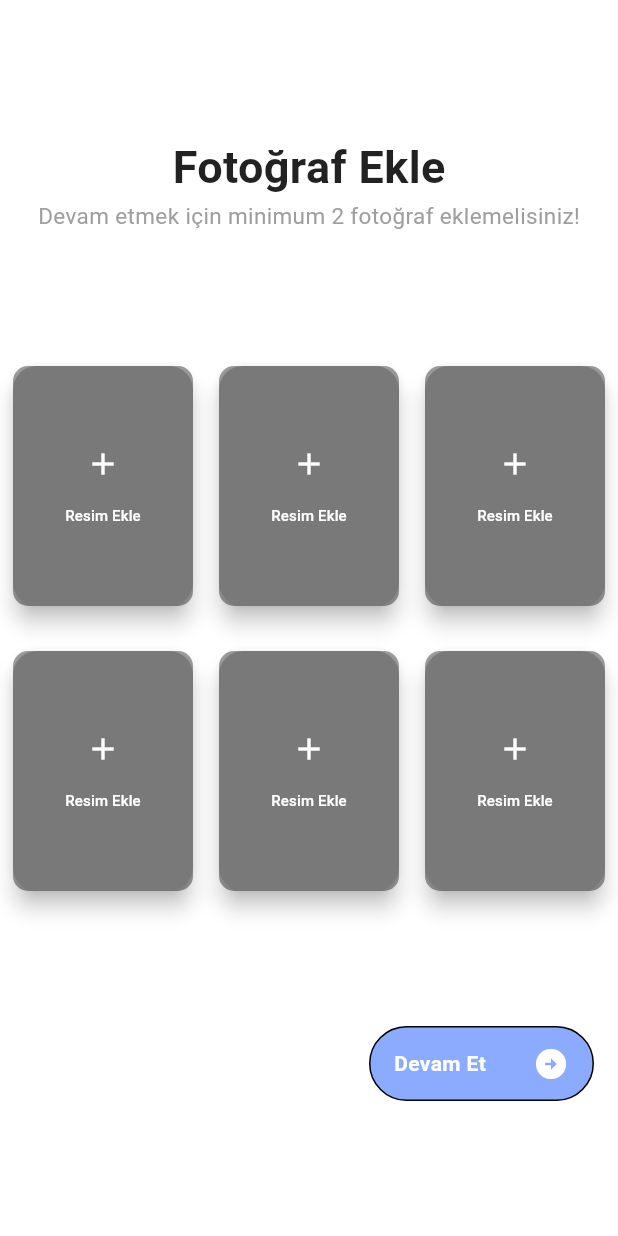
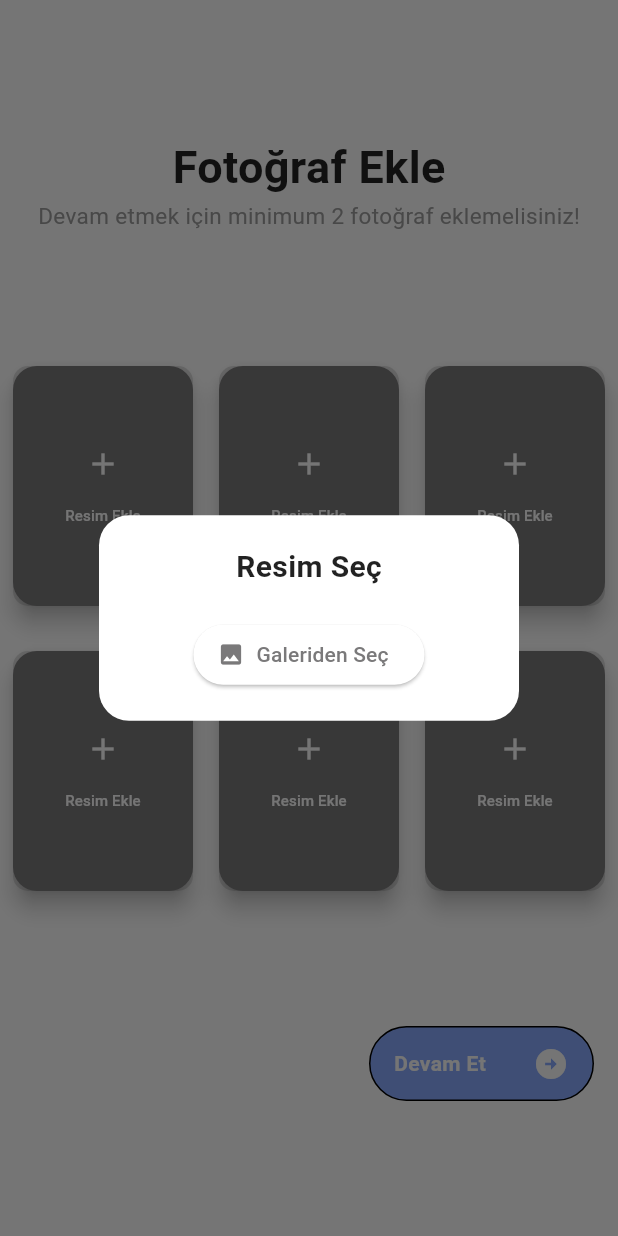
Before and after one commit to hkkpsz/tinder_app, a Flutter app: the UploadImagePage screen opened directly with empty values, after a tap on "Resim Ekle", on a phone screen of 412 x 824 dp. Run offline on Flutter 3.47's test engine with Material 3 defaults, Android fonts, the phone set to English and light mode, and no system bars; our stand-ins replace card_swiper, cloud_firestore, firebase_auth, firebase_core, image_picker; missing offline and left inert: postgres, scrumlab_flutter_tindercard; accounts and stored records are empty.

Commit message:
resim ekleme ekranı oluşturulup resim ekleme tamamlandı

```diff
--- a/lib/upload_image.dart
+++ b/lib/upload_image.dart
@@ -2,13 +2,12 @@ import 'dart:io';
 import 'package:flutter/material.dart';
 import 'package:image_picker/image_picker.dart';
 import 'package:postgres/postgres.dart';
-import 'package:ucanble_tinder/ikon_icons.dart';
-import 'package:ucanble_tinder/main.dart';
+import 'package:ucanble_tinder/home_page.dart';
 
 class UploadImagePage extends StatefulWidget {
   final String userId; // Kullanıcı ID'sini almak için
 
-  UploadImagePage({required this.userId}); // Kullanıcı ID'si gerekli
+  UploadImagePage({required this.userId});
 
   @override
   _UploadImagePageState createState() => _UploadImagePageState();
@@ -16,32 +15,28 @@ class UploadImagePage extends StatefulWidget {
 
 class _UploadImagePageState extends State<UploadImagePage> {
   final ImagePicker _picker = ImagePicker();
-  XFile? _image;
+  List<File?> selectedImages = List.filled(6, null); // 6 buton için liste
+  bool _hasError = false; // Hata durumu kontrolü
 
   // Resim seçme fonksiyonu
-  Future<void> _pickImage() async {
+  Future<void> _pickImage(int index) async {
     final XFile? pickedImage = await _picker.pickImage(
       source: ImageSource.gallery,
     );
+
     if (pickedImage != null) {
       setState(() {
-        _image = pickedImage;
+        selectedImages[index] = File(pickedImage.path);
+        _hasError = false; // Hata durumunu sıfırla
       });
+
+      // Veritabanına kaydet
+      // await _saveImageToDatabase(widget.userId, pickedImage.path);
     }
   }
 
-  // Veritabanına resmi kaydetme fonksiyonu
-  Future<void> _saveImageToDatabase() async {
-    if (_image == null) return;
-
-    String imagePath = _image!.path; // Seçilen resmin dosya yolu
-    await _saveImagePathToDatabase(widget.userId, imagePath);
-
-    print("Gönderilen userId: ${widget.userId}");
-  }
-
-  // PostgreSQL veritabanına resim yolunu kaydetme fonksiyonu
-  Future<void> _saveImagePathToDatabase(String userId, String image_url) async {
+  // Veritabanına kaydetme fonksiyonu (isteğe bağlı olarak kullanılabilir)
+  Future<void> _saveImageToDatabase(String userId, String imageUrl) async {
     final connection = PostgreSQLConnection(
       '10.0.2.2',
       5432,
@@ -51,25 +46,110 @@ class _UploadImagePageState extends State<UploadImagePage> {
     );
 
     await connection.open();
-
-    // Firebase uid ile userId'yi eşleştiriyoruz
     await connection.query(
       'INSERT INTO image (user_id, image_url) '
-      'SELECT id, @imageUrl FROM users WHERE firebase_uid = @firebaseUid',
+          'SELECT id, @imageUrl FROM users WHERE firebase_uid = @firebaseUid',
       substitutionValues: {
-        'imageUrl': image_url,
-        'firebaseUid': userId, // userId aslında firebase_uid
+        'imageUrl': imageUrl,
+        'firebaseUid': userId,
       },
     );
 
     await connection.close();
   }
 
+  // Devam Et butonuna basıldığında yapılacak işlem
+  void _onContinuePressed() {
+    // En az 2 fotoğraf yüklenmiş mi kontrolü
+    if (selectedImages.where((image) => image != null).length < 2) {
+      setState(() {
+        _hasError = true; // Hata durumunu işaretle
+      });
+      _showErrorDialog("Devam etmek için minimum 2 fotoğraf eklemelisiniz!",); // Hata mesajı göster
+    } else {
+      // Burada fotoğrafları veritabanına gönderebilirsiniz
+      for (var i = 0; i < selectedImages.length; i++) {
+        if (selectedImages[i] != null) {
+          _saveImageToDatabase(widget.userId, selectedImages[i]!.path);
+        }
+      }
+      // İşlem tamamlandığında yönlendirme veya başka bir işlem yapılabilir
+      Navigator.push(context,
+          MaterialPageRoute(builder: (context) => const HomePage())); // Sayfayı kapat
+    }
+  }
+
+  void _showErrorDialog(String message) {
+    showDialog(
+      context: context,
+      barrierDismissible: true, // Dialog dışına tıklayarak kapatma
+      builder: (context) {
+        return AlertDialog(
+          shape: RoundedRectangleBorder(
+            borderRadius: BorderRadius.circular(20),
+          ),
+          contentPadding: EdgeInsets.all(20),
+          content: Column(
+            mainAxisSize: MainAxisSize.min,
+            children: [
+              Text(
+                message,
+                style: TextStyle(fontSize: 13, color: Colors.red),
+                textAlign: TextAlign.center,
+              ),
+              SizedBox(height: 20),
+              ElevatedButton(
+                onPressed: () {
+                  Navigator.pop(context); // Dialogu kapat
+                },
+                child: Text("Tamam"),
+              ),
+            ],
+          ),
+        );
+      },
+    );
+  }
+
+
+  // Bottom Sheet açma fonksiyonu
+  void _showImagePicker(BuildContext context, int index) {
+    showDialog(
+      context: context,
+      barrierDismissible: true, // Dialog dışına tıklayarak kapatma
+      builder: (context) {
+        return AlertDialog(
+          shape: RoundedRectangleBorder(
+            borderRadius: BorderRadius.circular(20),
+          ),
+          contentPadding: EdgeInsets.all(20),
+          content: Column(
+            mainAxisSize: MainAxisSize.min,
+            children: [
+              Text(
+                "Resim Seç",
+                style: TextStyle(fontSize: 20, fontWeight: FontWeight.bold),
+              ),
+              SizedBox(height: 20),
+              ElevatedButton.icon(
+                onPressed: () async {
+                  Navigator.pop(context); // Önce dialog'u kapat
+                  await _pickImage(index); // Sonra resmi seç
+                },
+                icon: Icon(Icons.image),
+                label: Text("Galeriden Seç"),
+              ),
+            ],
+          ),
+        );
+      },
+    );
+  }
+
   @override
   Widget build(BuildContext context) {
     final colorScheme = Theme.of(context).colorScheme;
     return Scaffold(
-      // appBar: AppBar(title: Text("Resim Yükle")),
       body: Center(
         child: Column(
           mainAxisAlignment: MainAxisAlignment.spaceEvenly,
@@ -88,219 +168,88 @@ class _UploadImagePageState extends State<UploadImagePage> {
             ),
             Column(
               children: [
+                // İlk satır (3 buton)
                 Row(
                   mainAxisAlignment: MainAxisAlignment.spaceAround,
-                  children: [
-                    Container(
-                      child: FloatingActionButton(
-                        onPressed: () {},
-                        child: Column(
-                          mainAxisAlignment: MainAxisAlignment.center,
+                  children: List.generate(3, (index) => _buildImageContainer(index)),
+                ),
+                SizedBox(height: 30),
+                // İkinci satır (3 buton)
+                Row(
+                  mainAxisAlignment: MainAxisAlignment.spaceAround,
+                  children: List.generate(3, (index) => _buildImageContainer(index + 3)),
+                ),
+                SizedBox(height: 90),
+                Align(
+                  alignment: Alignment.centerRight,
+                  child: Padding(
+                    padding: const EdgeInsets.only(right: 16.0),
+                    child: GestureDetector(
+                      onTap: _onContinuePressed, // Devam et butonuna tıklama
+                      child: Container(
+                        height: 50,
+                        width: 150,
+                        decoration: BoxDecoration(
+                          border: Border.all(color: Colors.black, width: 1),
+                          color: colorScheme.onPrimary,
+                          borderRadius: BorderRadius.circular(50),
+                        ),
+                        child: Row(
+                          mainAxisAlignment: MainAxisAlignment.spaceAround,
                           children: [
-                            Icon(Icons.add, color: Colors.white),
-                            SizedBox(height: 15),
                             Text(
-                              "Resim Ekle",
-                              style: TextStyle(
-                                color: Colors.white,
-                                fontSize: 10,
-                              ),
+                              "Devam Et",
+                              style: TextStyle(fontWeight: FontWeight.bold, color: Colors.white),
                             ),
+                            Icon(Icons.arrow_circle_right, color: Colors.white),
                           ],
                         ),
                       ),
-                      height: 160,
-                      width: 120,
-                      decoration: BoxDecoration(
-                        borderRadius: BorderRadius.circular(10),
-                        color: Colors.grey,
-                      ),
-                    ),
-                    Container(
-                      child: FloatingActionButton(
-                        onPressed: () {},
-                        child: Column(
-                          mainAxisAlignment: MainAxisAlignment.center,
-                          children: [
-                            Icon(Icons.add, color: Colors.white),
-                            SizedBox(height: 15),
-                            Text(
-                              "Resim Ekle",
-                              style: TextStyle(
-                                color: Colors.white,
-                                fontSize: 10,
-                              ),
-                            ),
-                          ],
-                        ),
-                      ),
-                      height: 160,
-                      width: 120,
-                      decoration: BoxDecoration(
-                        borderRadius: BorderRadius.circular(10),
-                        color: Colors.grey,
-                      ),
-                    ),
-                    Container(
-                      child: FloatingActionButton(
-                        onPressed: () {},
-                        child: Column(
-                          mainAxisAlignment: MainAxisAlignment.center,
-                          children: [
-                            Icon(Icons.add, color: Colors.white),
-                            SizedBox(height: 15),
-                            Text(
-                              "Resim Ekle",
-                              style: TextStyle(
-                                color: Colors.white,
-                                fontSize: 10,
-                              ),
-                            ),
-                          ],
-                        ),
-                      ),
-                      height: 160,
-                      width: 120,
-                      decoration: BoxDecoration(
-                        borderRadius: BorderRadius.circular(10),
-                        color: Colors.grey,
-                      ),
-                    ),
-                  ],
-                ),
-                SizedBox(height: 30),
-                Row(
-                  mainAxisAlignment: MainAxisAlignment.spaceAround,
-                  children: [
-                    Container(
-                      child: FloatingActionButton(
-                        onPressed: () {},
-                        child: Column(
-                          mainAxisAlignment: MainAxisAlignment.center,
-                          children: [
-                            Icon(Icons.add, color: Colors.white),
-                            SizedBox(height: 15),
-                            Text(
-                              "Resim Ekle",
-                              style: TextStyle(
-                                color: Colors.white,
-                                fontSize: 10,
-                              ),
-                            ),
-                          ],
-                        ),
-                      ),
-                      height: 160,
-                      width: 120,
-                      decoration: BoxDecoration(
-                        borderRadius: BorderRadius.circular(10),
-                        color: Colors.grey,
-                      ),
-                    ),
-                    Container(
-                      child: FloatingActionButton(
-                        onPressed: () {},
-                        child: Column(
-                          mainAxisAlignment: MainAxisAlignment.center,
-                          children: [
-                            Icon(Icons.add, color: Colors.white),
-                            SizedBox(height: 15),
-                            Text(
-                              "Resim Ekle",
-                              style: TextStyle(
-                                color: Colors.white,
-                                fontSize: 10,
-                              ),
-                            ),
-                          ],
-                        ),
-                      ),
-                      height: 160,
-                      width: 120,
-                      decoration: BoxDecoration(
-                        borderRadius: BorderRadius.circular(10),
-                        color: Colors.grey,
-                      ),
-                    ),
-                    Container(
-                      child: FloatingActionButton(
-                        onPressed: () {},
-                        child: Column(
-                          mainAxisAlignment: MainAxisAlignment.center,
-                          children: [
-                            Icon(Icons.add, color: Colors.white),
-                            SizedBox(height: 15),
-                            Text(
-                              "Resim Ekle",
-                              style: TextStyle(
-                                color: Colors.white,
-                                fontSize: 10,
-                              ),
-                            ),
-                          ],
-                        ),
-                      ),
-                      height: 160,
-                      width: 120,
-                      decoration: BoxDecoration(
-                        borderRadius: BorderRadius.circular(10),
-                        color: Colors.grey,
-                      ),
-                    ),
-                  ],
-                ),
-                SizedBox(height: 90),
-                Align(
-                  alignment: Alignment.centerRight, // Sağ tarafa yasla
-                  child: Padding(
-                    padding: const EdgeInsets.only(right: 16.0), // Sağdan biraz boşluk bırak
-                    child: Container(
-                      height: 50,
-                      width: 150,
-                      decoration: BoxDecoration(
-                        border: Border.all(color: Colors.black, width: 1),
-                        color: colorScheme.onPrimary,
-                        borderRadius: BorderRadius.circular(50),
-                      ),
-                      child: Row(
-                        mainAxisAlignment: MainAxisAlignment.spaceAround,
-                        children: [
-                          Text(
-                            "Devam Et",
-                            style: TextStyle(fontWeight: FontWeight.bold, color: Colors.white, ),
-                          ),
-                          Icon(Icons.arrow_circle_right, color: Colors.white,),
-                        ],
-                      ),
                     ),
                   ),
-                )
-
+                ),
               ],
             ),
           ],
         ),
-        // child: Column(
-        //   mainAxisAlignment: MainAxisAlignment.center,
-        //   children: [
-        //     if (_image != null)
-        //       Image.file(
-        //         File(_image!.path),
-        //         width: 200,
-        //         height: 200,
-        //       ),
-        //     SizedBox(height: 20),
-        //     ElevatedButton(
-        //       onPressed: _pickImage,
-        //       child: Text('Resim Seç'),
-        //     ),
-        //     SizedBox(height: 20),
-        //     ElevatedButton(
-        //       onPressed: _saveImageToDatabase,
-        //       child: Text('Resmi Yükle'),
-        //     ),
-        //   ],
-        // ),
+      ),
+    );
+  }
+
+  // Resim Container bileşeni
+  Widget _buildImageContainer(int index) {
+    return GestureDetector(
+      onTap: () => _showImagePicker(context, index),
+      child: Container(
+        height: 160,
+        width: 120,
+        decoration: BoxDecoration(
+          borderRadius: BorderRadius.circular(10),
+          color: Colors.grey[300],
+          image: selectedImages[index] != null
+              ? DecorationImage(image: FileImage(selectedImages[index]!), fit: BoxFit.cover)
+              : null,
+        ),
+        child: selectedImages[index] == null
+            ? FloatingActionButton(
+          heroTag: "Resim $index",
+          onPressed: () => _showImagePicker(context, index),
+          child: Column(
+            mainAxisAlignment: MainAxisAlignment.center,
+            children: [
+              Icon(Icons.add, color: Colors.white),
+              SizedBox(height: 15),
+              Text(
+                "Resim Ekle",
+                style: TextStyle(
+                  color: Colors.white,
+                  fontSize: 10,
+                ),
+              ),
+            ],
+          ),
+        )
+            : null,
       ),
     );
   }
```
